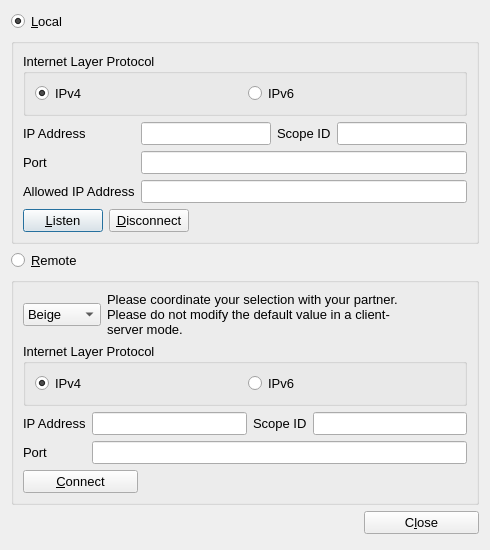
The window that UI/setupDialog.ui (textbrowser/qtchess) describes before a commit, drawn with Qt 5.
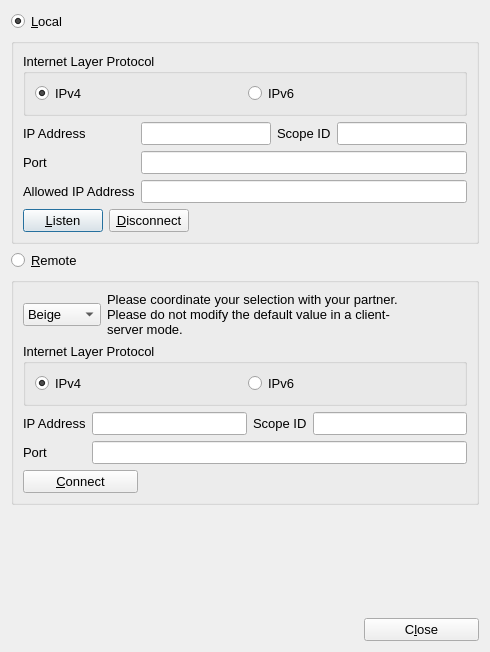
The same window after the commit. Icons and pictures are not drawn.

The edit to the form file:
```diff
--- a/UI/setupDialog.ui
+++ b/UI/setupDialog.ui
@@ -7,7 +7,7 @@
     <x>0</x>
     <y>0</y>
     <width>490</width>
-    <height>550</height>
+    <height>652</height>
    </rect>
   </property>
   <property name="minimumSize">
@@ -359,6 +359,19 @@
      </layout>
     </widget>
    </item>
+   <item>
+    <spacer name="verticalSpacer">
+     <property name="orientation">
+      <enum>Qt::Vertical</enum>
+     </property>
+     <property name="sizeHint" stdset="0">
+      <size>
+       <width>20</width>
+       <height>40</height>
+      </size>
+     </property>
+    </spacer>
+   </item>
    <item>
     <layout class="QHBoxLayout">
      <item>
```
